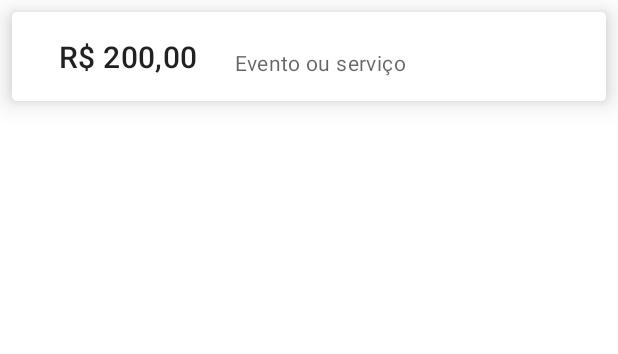
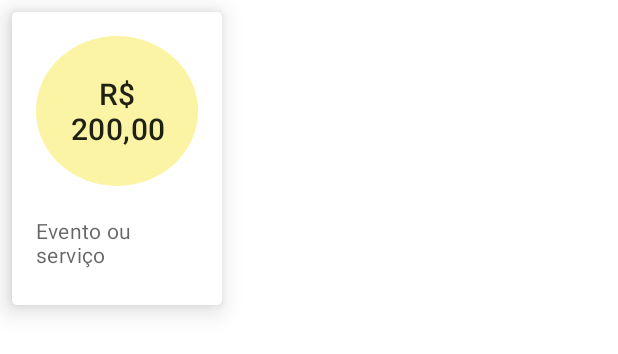
Before and after one commit to CristianeMaragno/Rainbow, an Android app: the layout promotion_item.xml on its own in the app's theme, with its tools: preview values and no code run, on a phone screen of 412 x 824 dp. Shown: the top 354 px of the screen. Run offline under Robolectric (Android 15) with nearby library versions, the phone set to English and light mode, and no system bars.

Commit message:
Refactor horizontal recycler view

```diff
--- a/app/src/main/java/com/cristianerm/rainbow/MainFunctionalities.kt
+++ b/app/src/main/java/com/cristianerm/rainbow/MainFunctionalities.kt
@@ -46,7 +46,7 @@ class MainFunctionalities : AppCompatActivity(), NavigationView.OnNavigationItem
         navigationView.setCheckedItem(R.id.nav_main_inicio)
 
         recyclerView_promotions.apply {
-            layoutManager = LinearLayoutManager(context)
+            layoutManager = LinearLayoutManager(context, LinearLayoutManager.HORIZONTAL ,false)
             promotionsRecyclerViewAdapter = PromotionsRecyclerViewAdapter()
             adapter = promotionsRecyclerViewAdapter
         }
--- /dev/null
+++ b/app/src/main/res/drawable/circular_backgroung.xml
@@ -0,0 +1,7 @@
+<?xml version="1.0" encoding="utf-8"?>
+<shape xmlns:android="http://schemas.android.com/apk/res/android"
+    android:shape="oval">
+    <solid android:color="#fcf4a5"/>
+    <stroke android:width="0dp" android:color="#fff" />
+    <size android:width="100dp" android:height="100dp"/>
+</shape>
--- /dev/null
+++ b/app/src/main/res/drawable/rounded_textview.xml
@@ -0,0 +1,4 @@
+<?xml version="1.0" encoding="utf-8"?>
+<selector xmlns:android="http://schemas.android.com/apk/res/android">
+    <item android:drawable="@drawable/circular_backgroung" />
+</selector>
--- a/app/src/main/res/layout/activity_main_functionalities.xml
+++ b/app/src/main/res/layout/activity_main_functionalities.xml
@@ -134,9 +134,7 @@
                     android:id="@+id/recyclerView_promotions"
                     android:layout_width="match_parent"
                     android:layout_height="match_parent"
-                    android:layout_marginTop="60dp"
-                    android:padding="4dp"
-                    android:scrollbars="horizontal" />
+                    android:padding="4dp"/>
 
             </LinearLayout>
 
--- a/app/src/main/res/layout/promotion_item.xml
+++ b/app/src/main/res/layout/promotion_item.xml
@@ -1,7 +1,7 @@
 <?xml version="1.0" encoding="utf-8"?>
 <com.google.android.material.card.MaterialCardView
     android:id="@+id/card_destination"
-    android:layout_width="match_parent"
+    android:layout_width="wrap_content"
     android:layout_height="wrap_content"
     android:layout_margin="8dp"
     app:cardPreventCornerOverlap="true"
@@ -11,51 +11,43 @@
     xmlns:app="http://schemas.android.com/apk/res-auto">
 
     <LinearLayout
-        android:layout_width="match_parent"
-        android:layout_height="wrap_content"
+        android:layout_width="140dp"
+        android:layout_height="195dp"
         android:orientation="vertical">
 
         <LinearLayout
-            android:layout_width="match_parent"
+            android:layout_width="wrap_content"
             android:layout_height="wrap_content"
             android:orientation="horizontal"
-            android:padding="16dp">
-
-            <!--<ImageView
-                android:layout_width="60dp"
-                android:layout_height="60dp"
-                android:src="@drawable/gol_icon" /> -->
+            android:padding="16dp"
+            android:layout_gravity="center">
 
             <LinearLayout
                 android:layout_width="wrap_content"
                 android:layout_height="wrap_content"
                 android:orientation="vertical"
-                android:layout_marginLeft="15dp">
+                android:layout_gravity="center">
 
                 <TextView
                     android:layout_width="wrap_content"
                     android:layout_height="wrap_content"
-                    android:id="@+id/disconto_value"
                     android:text="R$ 200,00"
+                    android:textSize="20sp"
+                    android:background="@drawable/rounded_textview"
+                    android:gravity="center"
+                    android:padding="15dp"
                     android:textAppearance="?attr/textAppearanceHeadline6"
-                    />
-
-            </LinearLayout>
-
-            <LinearLayout
-                android:layout_width="match_parent"
-                android:layout_height="match_parent"
-                android:orientation="vertical">
+                    android:id="@+id/disconto_value" />
 
                 <TextView
                     android:layout_width="wrap_content"
                     android:layout_height="wrap_content"
-                    android:layout_marginTop="8dp"
+                    android:layout_marginTop="20dp"
                     android:id="@+id/disconto_event"
                     android:text="Evento ou serviço"
-                    android:layout_marginLeft="25dp"
                     android:textAppearance="?attr/textAppearanceBody2"
                     android:textColor="?android:attr/textColorSecondary"
+                    android:layout_gravity="center"
                     />
 
             </LinearLayout>
```
